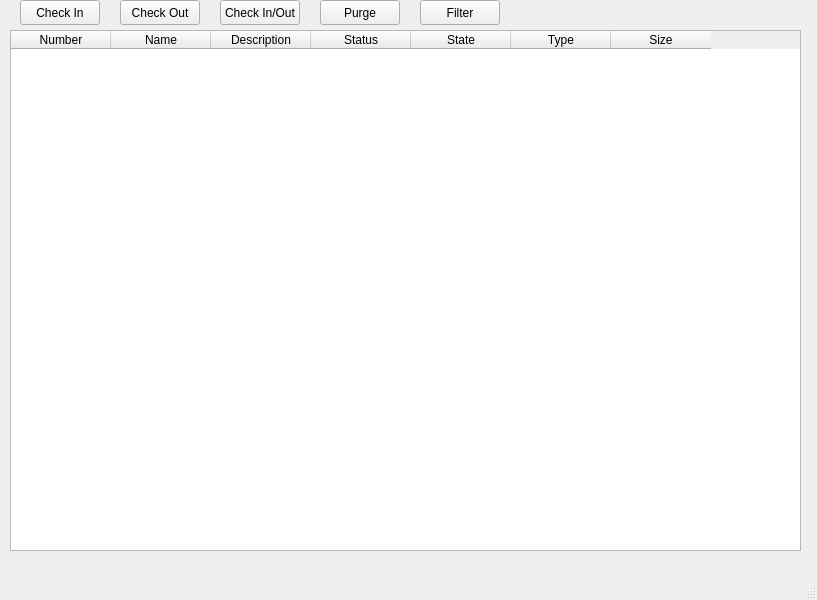
The window that src/GUI/MainWindow.ui (grd/FreePDM) describes before a commit, drawn with Qt 5.
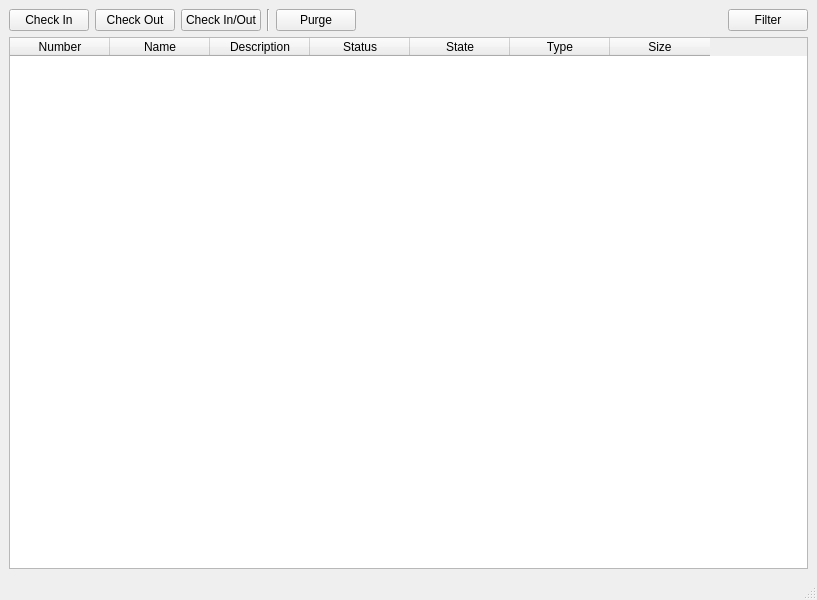
The same window after the commit.

Commit message: Add Spacing and Layout to ui file

Patch:
```diff
--- a/src/GUI/MainWindow.ui
+++ b/src/GUI/MainWindow.ui
@@ -14,54 +14,68 @@
    <string>MainWindow</string>
   </property>
   <widget class="QWidget" name="centralwidget">
+   <layout class="QGridLayout" name="gridLayout">
+    <item row="0" column="0">
+     <layout class="QHBoxLayout" name="horizontalLayout">
+      <item>
    <widget class="QPushButton" name="CheckInButton">
-    <property name="geometry">
-     <rect>
-      <x>20</x>
-      <y>0</y>
-      <width>80</width>
-      <height>25</height>
-     </rect>
-    </property>
     <property name="text">
      <string>Check In</string>
     </property>
    </widget>
+      </item>
+      <item>
    <widget class="QPushButton" name="CheckOutButton">
-    <property name="geometry">
-     <rect>
-      <x>120</x>
-      <y>0</y>
-      <width>80</width>
-      <height>25</height>
-     </rect>
-    </property>
     <property name="text">
      <string>Check Out</string>
     </property>
    </widget>
+      </item>
+      <item>
+       <widget class="QPushButton" name="CheckInOutButton">
+        <property name="text">
+         <string>Check In/Out</string>
+        </property>
+       </widget>
+      </item>
+      <item>
+       <widget class="Line" name="line">
+        <property name="orientation">
+         <enum>Qt::Vertical</enum>
+        </property>
+       </widget>
+      </item>
+      <item>
+       <widget class="QPushButton" name="PurgeButton">
+        <property name="text">
+         <string>Purge</string>
+        </property>
+       </widget>
+      </item>
+      <item>
+       <spacer name="horizontalSpacer">
+        <property name="orientation">
+         <enum>Qt::Horizontal</enum>
+        </property>
+        <property name="sizeHint" stdset="0">
+         <size>
+          <width>40</width>
+          <height>20</height>
+         </size>
+        </property>
+       </spacer>
+      </item>
+      <item>
    <widget class="QPushButton" name="FilterButton">
-    <property name="geometry">
-     <rect>
-      <x>420</x>
-      <y>0</y>
-      <width>80</width>
-      <height>25</height>
-     </rect>
-    </property>
     <property name="text">
      <string>Filter</string>
     </property>
    </widget>
+      </item>
+     </layout>
+    </item>
+    <item row="1" column="0">
    <widget class="QTableWidget" name="tableWidget">
-    <property name="geometry">
-     <rect>
-      <x>10</x>
-      <y>30</y>
-      <width>791</width>
-      <height>521</height>
-     </rect>
-    </property>
     <column>
      <property name="text">
       <string extracomment="Optionally number">Number</string>
@@ -101,32 +115,8 @@
      </property>
     </column>
    </widget>
-   <widget class="QPushButton" name="PurgeButton">
-    <property name="geometry">
-     <rect>
-      <x>320</x>
-      <y>0</y>
-      <width>80</width>
-      <height>25</height>
-     </rect>
-    </property>
-    <property name="text">
-     <string>Purge</string>
-    </property>
-   </widget>
-   <widget class="QPushButton" name="CheckInOutButton">
-    <property name="geometry">
-     <rect>
-      <x>220</x>
-      <y>0</y>
-      <width>80</width>
-      <height>25</height>
-     </rect>
-    </property>
-    <property name="text">
-     <string>Check In/Out</string>
-    </property>
-   </widget>
+    </item>
+   </layout>
   </widget>
   <widget class="QMenuBar" name="menubar">
    <property name="geometry">
```
Lines whose indentation alone changed are shown as unchanged.
